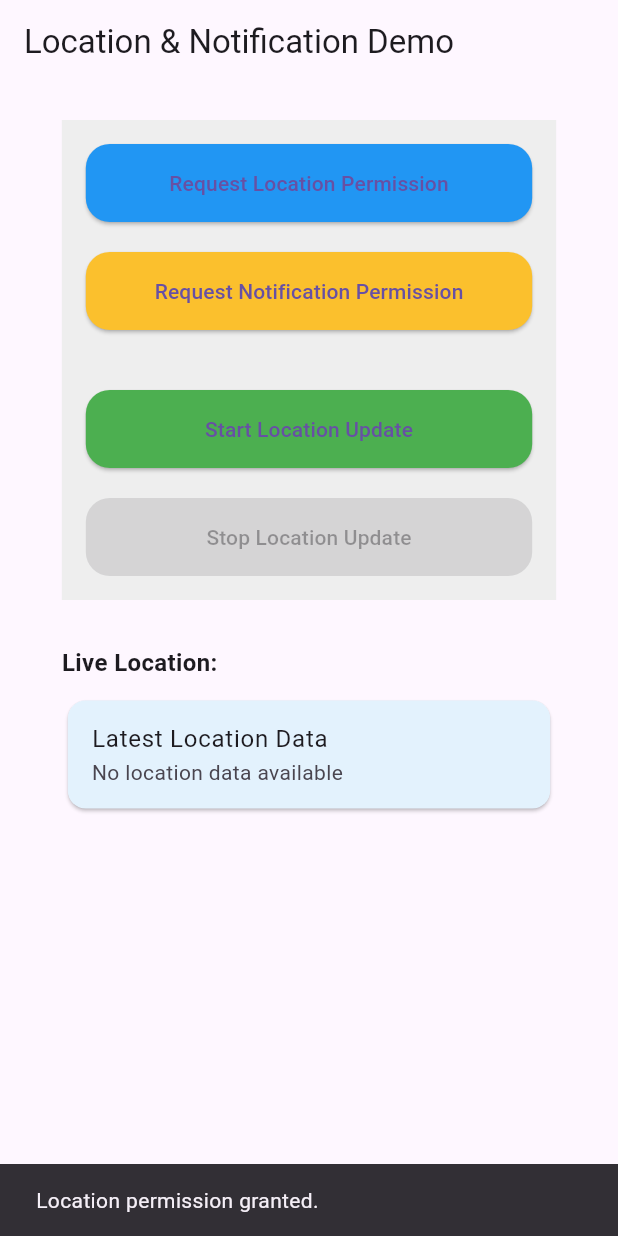
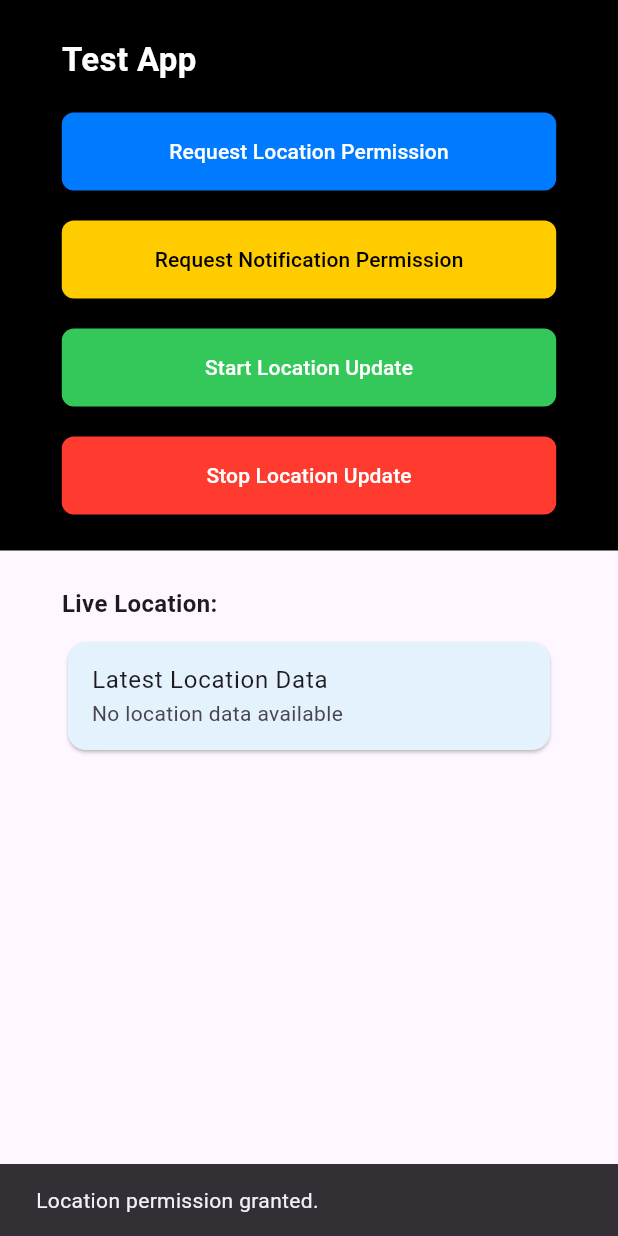
Before and after one commit to Ragaviiravi/Location_permission_demo, a Flutter app: the screen it shows after launch, after a tap on "Request Location Permission", on a phone screen of 412 x 824 dp. Run offline on Flutter 3.47's test engine with Material 3 defaults, Android fonts, the phone set to English and light mode, and no system bars; our stand-ins replace flutter_local_notifications, geolocator, permission_handler, shared_preferences.

Commit message:
exact-ui changed

```diff
--- a/location permission/lib/LocationPermission/Component/LocationPermissionPage.dart
+++ b/location permission/lib/LocationPermission/Component/LocationPermissionPage.dart
@@ -62,71 +62,99 @@ class LocationPermissionPage extends StatelessWidget {
           final screenWidth = MediaQuery.of(context).size.width;
 
           return Scaffold(
-            appBar: AppBar(title: const Text('Location & Notification Demo')),
+
             body: SingleChildScrollView(
+              child: Column(
+                crossAxisAlignment: CrossAxisAlignment.stretch,
+                children: [
+
+                  Container(
+                    color: Colors.black,
                     padding: EdgeInsets.symmetric(horizontal: screenWidth * 0.1, vertical: 24),
                     child: Column(
                       crossAxisAlignment: CrossAxisAlignment.stretch,
                       children: [
-                  Container(
-                    color: Colors.grey.shade200,
-                    padding: const EdgeInsets.all(16),
+                        const Text(
+                          'Test App',
+                          style: TextStyle(
+                            color: Colors.white,
+                            fontSize: 22,
+                            fontWeight: FontWeight.bold,
+                          ),
+                        ),
+                        const SizedBox(height: 20),
+                        // Request Location Permission
+                        ElevatedButton(
+                          onPressed: () => controller.requestLocationPermission(context),
+                          style: ElevatedButton.styleFrom(
+                            backgroundColor: const Color(0xFF007AFF), // Blue
+                            foregroundColor: Colors.white,
+                            padding: const EdgeInsets.symmetric(vertical: 16),
+                            shape: RoundedRectangleBorder(borderRadius: BorderRadius.circular(8)),
+                          ),
+                          child: const Text('Request Location Permission'),
+                        ),
+
+                        const SizedBox(height: 20),
+
+
+                        ElevatedButton(
+                          onPressed: () => controller.requestNotificationPermission(context),
+                          style: ElevatedButton.styleFrom(
+                            backgroundColor: const Color(0xFFFFCC00), // Yellow
+                            foregroundColor: Colors.black,
+                            padding: const EdgeInsets.symmetric(vertical: 16),
+                            shape: RoundedRectangleBorder(borderRadius: BorderRadius.circular(8)),
+                          ),
+                          child: const Text('Request Notification Permission'),
+                        ),
+
+                        const SizedBox(height: 20),
+
+
+                        ElevatedButton(
+                          onPressed: () => _confirmStartLocationUpdates(context, controller),
+                          style: ElevatedButton.styleFrom(
+                            backgroundColor: const Color(0xFF34C759), // Green
+                            foregroundColor: Colors.white,
+                            padding: const EdgeInsets.symmetric(vertical: 16),
+                            shape: RoundedRectangleBorder(borderRadius: BorderRadius.circular(8)),
+                          ),
+                          child: const Text('Start Location Update'),
+                        ),
+
+                        const SizedBox(height: 20),
+
+
+                        ElevatedButton(
+                          onPressed: () {
+                            if (controller.updatingLocation) {
+                              controller.stopLocationUpdates();
+                            } else {
+                              ScaffoldMessenger.of(context).showSnackBar(
+                                const SnackBar(content: Text('Location updates are not active')),
+                              );
+                            }
+                          },
+                          style: ElevatedButton.styleFrom(
+                            backgroundColor: const Color(0xFFFF3B30), // Red
+                            foregroundColor: Colors.white,
+                            padding: const EdgeInsets.symmetric(vertical: 16),
+                            shape: RoundedRectangleBorder(borderRadius: BorderRadius.circular(8)),
+                          ),
+                          child: const Text('Stop Location Update'),
+                        ),
+
+                      ],
+                    ),
+                  ),
+
+                  // Bottom white section
+                  Padding(
+                    padding: EdgeInsets.symmetric(horizontal: screenWidth * 0.1, vertical: 24),
                     child: Column(
                       crossAxisAlignment: CrossAxisAlignment.stretch,
                       children: [
-                        ElevatedButton(
-                          onPressed: () => controller.requestLocationPermission(context),
-                          style: ElevatedButton.styleFrom(
-                            backgroundColor: Colors.blue,
-                            shape: RoundedRectangleBorder(
-                              borderRadius: BorderRadius.circular(16),
-                            ),
-                            padding: const EdgeInsets.symmetric(vertical: 16),
-                          ),
-                          child: const Text('Request Location Permission'),
-                        ),
-                        const SizedBox(height: 20),
-                        ElevatedButton(
-                          onPressed: () => controller.requestNotificationPermission(context),
-                          style: ElevatedButton.styleFrom(
-                            backgroundColor: Colors.yellow.shade700,
-                            shape: RoundedRectangleBorder(
-                              borderRadius: BorderRadius.circular(16),
-                            ),
-                            padding: const EdgeInsets.symmetric(vertical: 16),
-                          ),
-                          child: const Text('Request Notification Permission'),
-                        ),
-                        const SizedBox(height: 40),
-                        ElevatedButton(
-                          onPressed: controller.updatingLocation
-                              ? null
-                              : () => _confirmStartLocationUpdates(context, controller),
-                          style: ElevatedButton.styleFrom(
-                            backgroundColor: Colors.green,
-                            shape: RoundedRectangleBorder(
-                              borderRadius: BorderRadius.circular(16),
-                            ),
-                            padding: const EdgeInsets.symmetric(vertical: 16),
-                          ),
-                          child: const Text('Start Location Update'),
-                        ),
-                        const SizedBox(height: 20),
-                        ElevatedButton(
-                          onPressed: controller.updatingLocation ? controller.stopLocationUpdates : null,
-                          style: ElevatedButton.styleFrom(
-                            backgroundColor: Colors.red,
-                            shape: RoundedRectangleBorder(
-                              borderRadius: BorderRadius.circular(16),
-                            ),
-                            padding: const EdgeInsets.symmetric(vertical: 16),
-                          ),
-                          child: const Text('Stop Location Update'),
-                        ),
-                      ],
-                    ),
-                  ),
-                  const SizedBox(height: 30),
                         const Text(
                           'Live Location:',
                           style: TextStyle(fontSize: 16, fontWeight: FontWeight.bold),
@@ -169,6 +197,10 @@ class LocationPermissionPage extends StatelessWidget {
                       ],
                     ),
                   ),
+                ],
+              ),
+            ),
+
           );
         },
       ),
--- a/location permission/lib/LocationPermission/Controller/location_controller.dart
+++ b/location permission/lib/LocationPermission/Controller/location_controller.dart
@@ -1,8 +1,10 @@
 import 'dart:async';
+import 'dart:convert';
 import 'package:flutter/material.dart';
 import 'package:geolocator/geolocator.dart';
 import 'package:flutter_local_notifications/flutter_local_notifications.dart';
 import 'package:permission_handler/permission_handler.dart';
+import 'package:shared_preferences/shared_preferences.dart';
 
 class LocationLog {
   final String requestId;
@@ -16,6 +18,20 @@ class LocationLog {
     required this.lng,
     required this.speed,
   });
+
+  Map<String, dynamic> toJson() => {
+    'requestId': requestId,
+    'lat': lat,
+    'lng': lng,
+    'speed': speed,
+  };
+
+  factory LocationLog.fromJson(Map<String, dynamic> json) => LocationLog(
+    requestId: json['requestId'],
+    lat: json['lat'],
+    lng: json['lng'],
+    speed: json['speed'],
+  );
 }
 
 class LocationController extends ChangeNotifier {
@@ -30,6 +46,7 @@ class LocationController extends ChangeNotifier {
 
   LocationController() {
     _initializeNotifications();
+    loadLogsFromPrefs();
   }
 
   Future<void> _initializeNotifications() async {
@@ -52,7 +69,8 @@ class LocationController extends ChangeNotifier {
       playSound: true,
     );
 
-    const NotificationDetails platformDetails = NotificationDetails(android: androidDetails);
+    const NotificationDetails platformDetails =
+    NotificationDetails(android: androidDetails);
 
     await flutterLocalNotificationsPlugin.show(0, title, body, platformDetails);
   }
@@ -64,10 +82,13 @@ class LocationController extends ChangeNotifier {
       permission = await Geolocator.requestPermission();
     }
 
-    if (permission == LocationPermission.always || permission == LocationPermission.whileInUse) {
-      ScaffoldMessenger.of(context).showSnackBar(const SnackBar(content: Text('Location permission granted.')));
+    if (permission == LocationPermission.always ||
+        permission == LocationPermission.whileInUse) {
+      ScaffoldMessenger.of(context)
+          .showSnackBar(const SnackBar(content: Text('Location permission granted.')));
     } else {
-      ScaffoldMessenger.of(context).showSnackBar(const SnackBar(content: Text('Location permission denied.')));
+      ScaffoldMessenger.of(context)
+          .showSnackBar(const SnackBar(content: Text('Location permission denied.')));
     }
   }
 
@@ -75,9 +96,11 @@ class LocationController extends ChangeNotifier {
     final status = await Permission.notification.request();
 
     if (status.isGranted) {
-      ScaffoldMessenger.of(context).showSnackBar(const SnackBar(content: Text('Notification permission granted.')));
+      ScaffoldMessenger.of(context)
+          .showSnackBar(const SnackBar(content: Text('Notification permission granted.')));
     } else {
-      ScaffoldMessenger.of(context).showSnackBar(const SnackBar(content: Text('Notification permission denied.')));
+      ScaffoldMessenger.of(context)
+          .showSnackBar(const SnackBar(content: Text('Notification permission denied.')));
     }
   }
 
@@ -85,11 +108,13 @@ class LocationController extends ChangeNotifier {
     updatingLocation = true;
     notifyListeners();
 
+    await showNotification("Location update started", "Tracking location every 30 seconds");
+
     _timer = Timer.periodic(const Duration(seconds: 30), (_) async {
       await _getLocation();
     });
 
-    await _getLocation(); // Get the first location immediately
+    await _getLocation(); // Initial call
   }
 
   Future<void> _getLocation() async {
@@ -99,7 +124,7 @@ class LocationController extends ChangeNotifier {
 
     currentPosition = position;
 
-    _requestCounter++; // Increment the request number
+    _requestCounter++;
 
     final log = LocationLog(
       requestId: 'Request $_requestCounter',
@@ -109,9 +134,9 @@ class LocationController extends ChangeNotifier {
     );
 
     locationLogs.insert(0, log);
-
     notifyListeners();
 
+    await saveLogsToPrefs();
     await showNotification("Location Update", "Lat: ${log.lat}, Lng: ${log.lng}");
   }
 
@@ -119,5 +144,23 @@ class LocationController extends ChangeNotifier {
     _timer?.cancel();
     updatingLocation = false;
     notifyListeners();
+    showNotification("Location update stopped", "Tracking stopped");
+  }
+
+  Future<void> saveLogsToPrefs() async {
+    final prefs = await SharedPreferences.getInstance();
+    List<String> jsonLogs =
+    locationLogs.map((log) => json.encode(log.toJson())).toList();
+    await prefs.setStringList('location_logs', jsonLogs);
+  }
+
+  Future<void> loadLogsFromPrefs() async {
+    final prefs = await SharedPreferences.getInstance();
+    List<String>? jsonLogs = prefs.getStringList('location_logs');
+    if (jsonLogs != null) {
+      locationLogs =
+          jsonLogs.map((e) => LocationLog.fromJson(json.decode(e))).toList();
+      notifyListeners();
+    }
   }
 }
```
Lines whose indentation alone changed are shown as unchanged.
